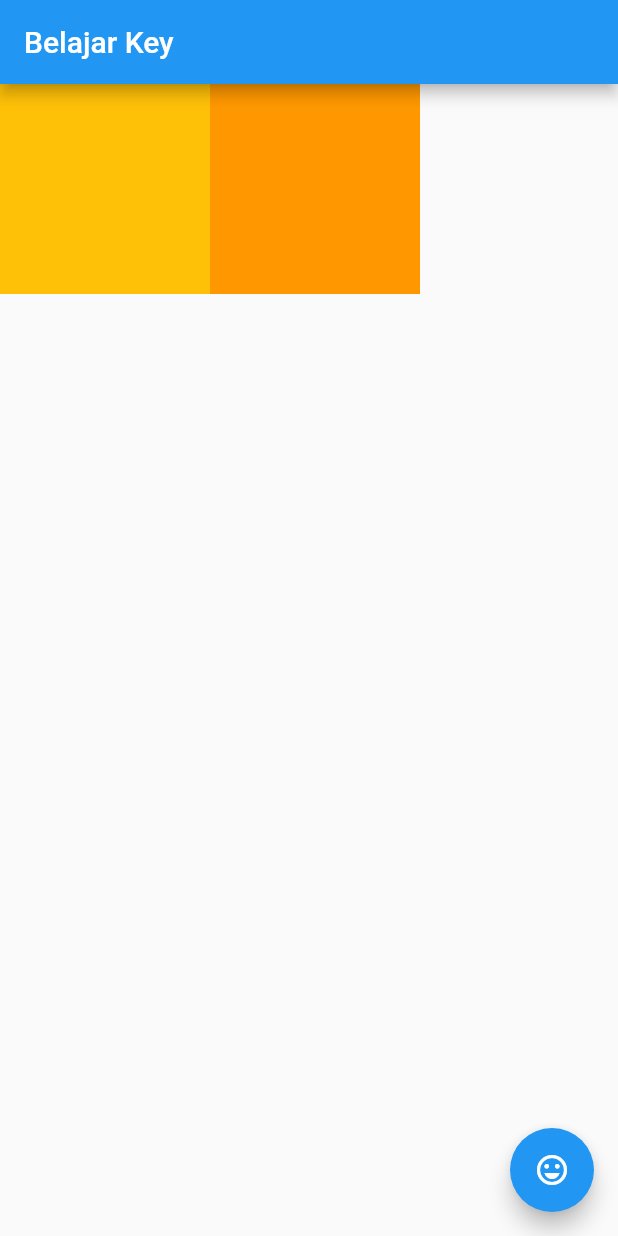
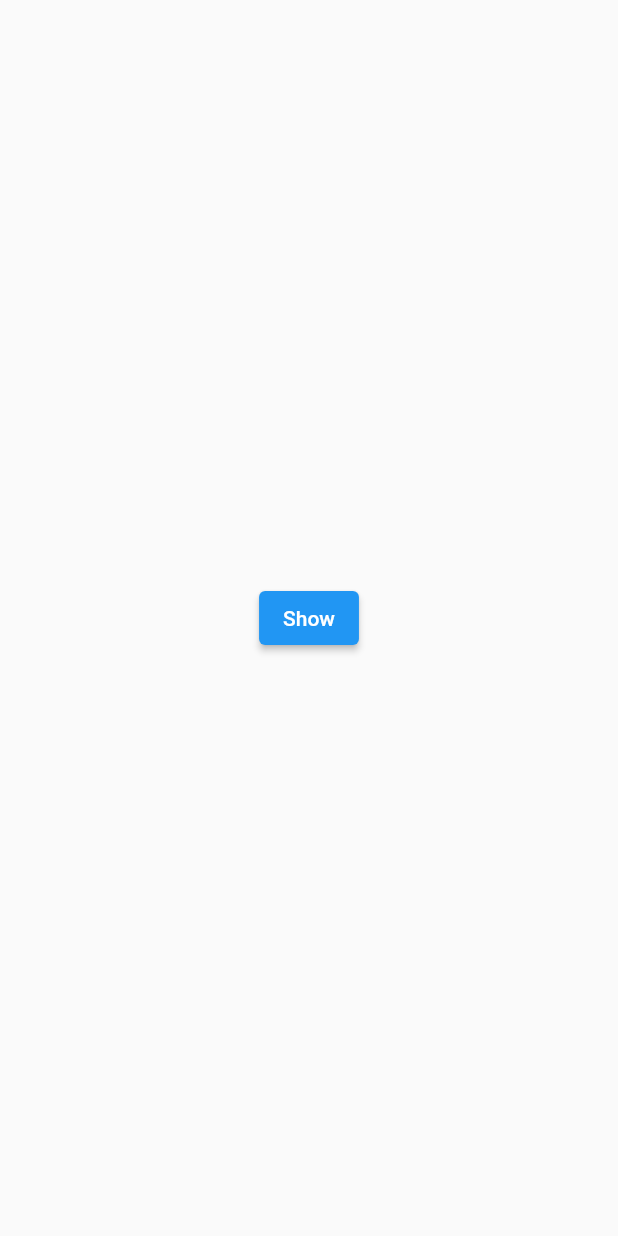
Before and after one commit to farhanroy/contoh-kode-flutter, a Flutter app: the screen it shows after launch, on a phone screen of 412 x 824 dp. Run offline on Flutter 3.47's test engine with Material 2 defaults, Android fonts, the phone set to English and light mode, and no system bars; our stand-ins replace rflutter_alert.

Commit message:
sinau builder widget

```diff
--- /dev/null
+++ b/lib/29_builder.dart
@@ -0,0 +1,23 @@
+import 'package:flutter/material.dart';
+
+class BelajarBuilder extends StatelessWidget {
+  const BelajarBuilder({Key? key}) : super(key: key);
+
+  @override
+  Widget build(BuildContext context) {
+    return Scaffold(
+      body: Center(
+        child: Builder(
+          builder: (context) {
+            return ElevatedButton(
+              child: Text('Show'),
+              onPressed: () {
+                print(Scaffold.of(context).hasAppBar);
+              },
+            );
+          }
+        ),
+      ),
+    );
+  }
+}
--- a/lib/main.dart
+++ b/lib/main.dart
@@ -2,6 +2,7 @@ import 'package:flutter/material.dart';
 import 'package:flutter_belajar/14_alert.dart';
 import 'package:flutter_belajar/26_provider.dart';
 import 'package:flutter_belajar/27_key.dart';
+import 'package:flutter_belajar/29_builder.dart';
 
 void main() {
   runApp(const MyApp());
@@ -16,7 +17,7 @@ class MyApp extends StatelessWidget {
       theme: ThemeData(
         primarySwatch: Colors.blue,
       ),
-      home: BelajarKey(),
+      home: BelajarBuilder(),
     );
   }
 }
@@ -36,7 +37,7 @@ class _MyHomePageState extends State<MyHomePage> {
       appBar: AppBar(
         title: Text("Flutter"),
       ),
-      body: BelajarAlertDialog(),
+      body: BelajarBuilder(),
     );
   }
 }
```
